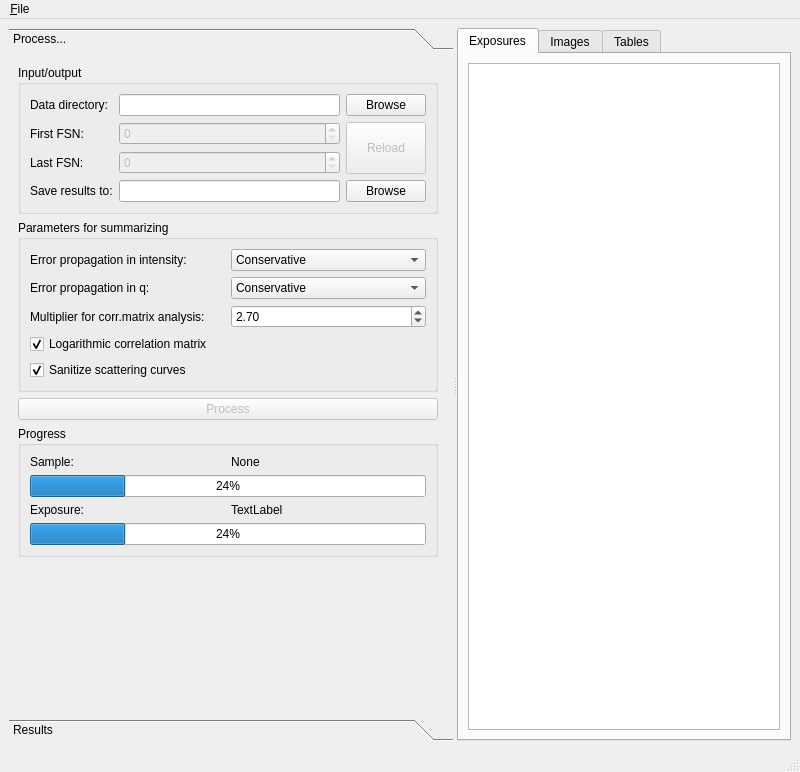
awacha/cct, file cct/processing/mainwindow/mainwindow.ui: the form before one commit.
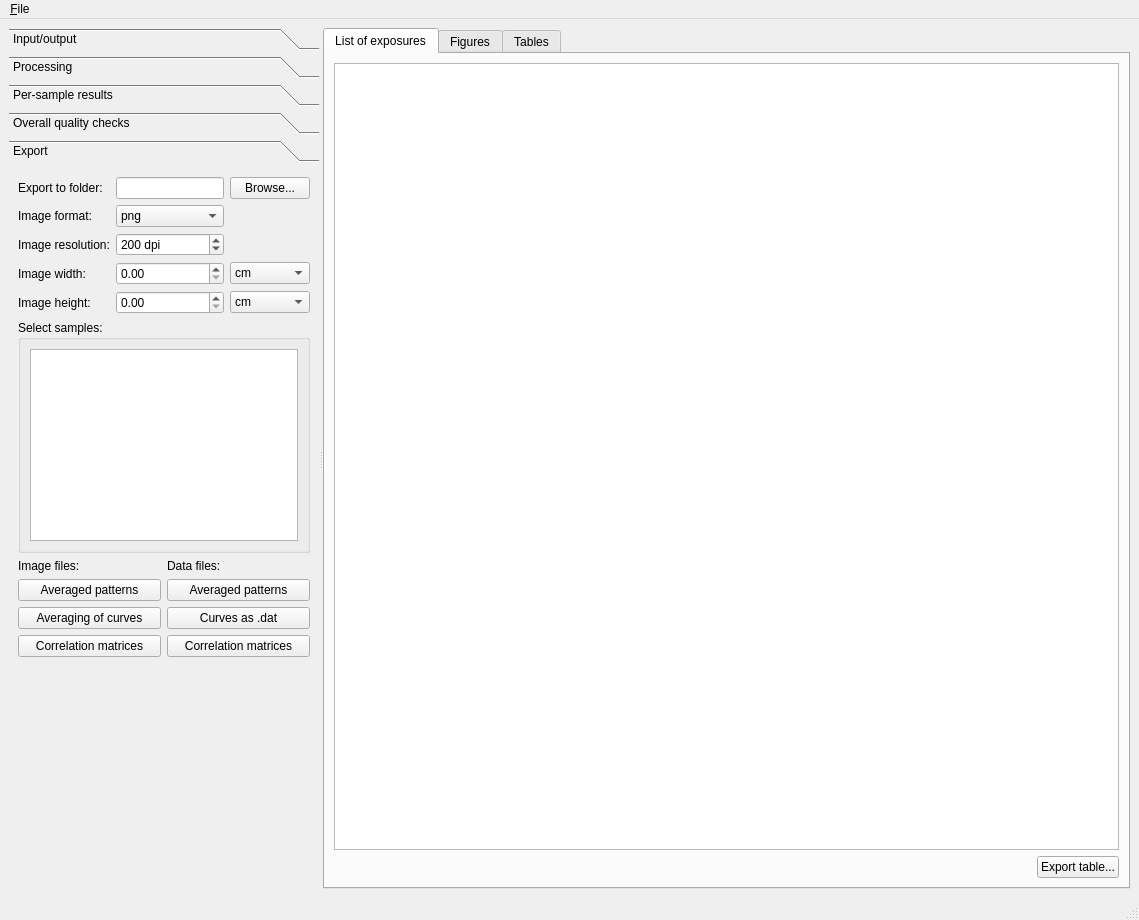
The form after the commit. The open tabs and pages were chosen to show the change. Icons and pictures are not drawn.

Diff of the .ui file:
```diff
--- a/cct/processing/mainwindow/mainwindow.ui
+++ b/cct/processing/mainwindow/mainwindow.ui
@@ -6,8 +6,8 @@
    <rect>
     <x>0</x>
     <y>0</y>
-    <width>800</width>
-    <height>772</height>
+    <width>1139</width>
+    <height>920</height>
    </rect>
   </property>
   <property name="windowTitle">
@@ -41,275 +41,167 @@
          <rect>
           <x>0</x>
           <y>0</y>
-          <width>395</width>
-          <height>648</height>
+          <width>354</width>
+          <height>703</height>
          </rect>
         </property>
         <attribute name="label">
-         <string>Process...</string>
+         <string>Input/output</string>
         </attribute>
         <layout class="QGridLayout" name="gridLayout">
+         <item row="3" column="0">
+          <widget class="QLabel" name="label_3">
+           <property name="text">
+            <string>Last FSN:</string>
+           </property>
+           <property name="buddy">
+            <cstring>lastFSNSpinBox</cstring>
+           </property>
+          </widget>
+         </item>
+         <item row="2" column="0">
+          <widget class="QLabel" name="label_2">
+           <property name="sizePolicy">
+            <sizepolicy hsizetype="Preferred" vsizetype="Minimum">
+             <horstretch>0</horstretch>
+             <verstretch>0</verstretch>
+            </sizepolicy>
+           </property>
+           <property name="text">
+            <string>First FSN:</string>
+           </property>
+           <property name="buddy">
+            <cstring>firstFSNSpinBox</cstring>
+           </property>
+          </widget>
+         </item>
+         <item row="1" column="0">
+          <widget class="QLabel" name="label">
+           <property name="text">
+            <string>Data directory:</string>
+           </property>
+           <property name="buddy">
+            <cstring>rootDirLineEdit</cstring>
+           </property>
+          </widget>
+         </item>
+         <item row="3" column="1">
+          <widget class="QSpinBox" name="lastFSNSpinBox">
+           <property name="enabled">
+            <bool>false</bool>
+           </property>
+           <property name="sizePolicy">
+            <sizepolicy hsizetype="MinimumExpanding" vsizetype="Minimum">
+             <horstretch>1</horstretch>
+             <verstretch>0</verstretch>
+            </sizepolicy>
+           </property>
+           <property name="maximum">
+            <number>999999</number>
+           </property>
+          </widget>
+         </item>
+         <item row="2" column="2" rowspan="2">
+          <widget class="QPushButton" name="reloadPushButton">
+           <property name="enabled">
+            <bool>false</bool>
+           </property>
+           <property name="sizePolicy">
+            <sizepolicy hsizetype="MinimumExpanding" vsizetype="Preferred">
+             <horstretch>0</horstretch>
+             <verstretch>0</verstretch>
+            </sizepolicy>
+           </property>
+           <property name="text">
+            <string>Reload</string>
+           </property>
+           <property name="icon">
+            <iconset theme="view-refresh">
+             <normaloff>../../../../../</normaloff>../../../../../</iconset>
+           </property>
+          </widget>
+         </item>
+         <item row="1" column="2">
+          <widget class="QPushButton" name="browsePushButton">
+           <property name="sizePolicy">
+            <sizepolicy hsizetype="Expanding" vsizetype="Fixed">
+             <horstretch>0</horstretch>
+             <verstretch>0</verstretch>
+            </sizepolicy>
+           </property>
+           <property name="text">
+            <string>Browse</string>
+           </property>
+           <property name="icon">
+            <iconset theme="document-open">
+             <normaloff>../../../../../</normaloff>../../../../../</iconset>
+           </property>
+          </widget>
+         </item>
+         <item row="1" column="1">
+          <widget class="QLineEdit" name="rootDirLineEdit">
+           <property name="sizePolicy">
+            <sizepolicy hsizetype="Expanding" vsizetype="Fixed">
+             <horstretch>1</horstretch>
+             <verstretch>0</verstretch>
+            </sizepolicy>
+           </property>
+           <property name="readOnly">
+            <bool>true</bool>
+           </property>
+          </widget>
+         </item>
+         <item row="2" column="1">
+          <widget class="QSpinBox" name="firstFSNSpinBox">
+           <property name="enabled">
+            <bool>false</bool>
+           </property>
+           <property name="sizePolicy">
+            <sizepolicy hsizetype="MinimumExpanding" vsizetype="Fixed">
+             <horstretch>1</horstretch>
+             <verstretch>0</verstretch>
+            </sizepolicy>
+           </property>
+           <property name="maximum">
+            <number>999999</number>
+           </property>
+          </widget>
+         </item>
          <item row="0" column="0">
-          <widget class="QGroupBox" name="groupBox_2">
-           <property name="title">
-            <string>Input/output</string>
+          <widget class="QLabel" name="label_4">
+           <property name="text">
+            <string>Save results to:</string>
            </property>
-           <layout class="QGridLayout" name="gridLayout_3">
-            <item row="0" column="0">
-             <widget class="QLabel" name="label">
-              <property name="text">
-               <string>Data directory:</string>
-              </property>
-             </widget>
-            </item>
-            <item row="2" column="0">
-             <widget class="QLabel" name="label_3">
-              <property name="text">
-               <string>Last FSN:</string>
-              </property>
-             </widget>
-            </item>
-            <item row="2" column="1">
-             <widget class="QSpinBox" name="lastFSNSpinBox">
-              <property name="enabled">
-               <bool>false</bool>
-              </property>
-              <property name="sizePolicy">
-               <sizepolicy hsizetype="MinimumExpanding" vsizetype="Minimum">
-                <horstretch>1</horstretch>
-                <verstretch>0</verstretch>
-               </sizepolicy>
-              </property>
-              <property name="maximum">
-               <number>999999</number>
-              </property>
-             </widget>
-            </item>
-            <item row="3" column="0">
-             <widget class="QLabel" name="label_4">
-              <property name="text">
-               <string>Save results to:</string>
-              </property>
-             </widget>
-            </item>
-            <item row="0" column="1">
-             <widget class="QLineEdit" name="rootDirLineEdit">
-              <property name="sizePolicy">
-               <sizepolicy hsizetype="Expanding" vsizetype="Fixed">
-                <horstretch>1</horstretch>
-                <verstretch>0</verstretch>
-               </sizepolicy>
-              </property>
-              <property name="readOnly">
-               <bool>true</bool>
-              </property>
-             </widget>
-            </item>
-            <item row="1" column="0">
-             <widget class="QLabel" name="label_2">
-              <property name="sizePolicy">
-               <sizepolicy hsizetype="Preferred" vsizetype="Minimum">
-                <horstretch>0</horstretch>
-                <verstretch>0</verstretch>
-               </sizepolicy>
-              </property>
-              <property name="text">
-               <string>First FSN:</string>
-              </property>
-             </widget>
-            </item>
-            <item row="3" column="1">
-             <widget class="QLineEdit" name="saveHDFLineEdit">
-              <property name="sizePolicy">
-               <sizepolicy hsizetype="Expanding" vsizetype="Fixed">
-                <horstretch>1</horstretch>
-                <verstretch>0</verstretch>
-               </sizepolicy>
-              </property>
-              <property name="readOnly">
-               <bool>true</bool>
-              </property>
-             </widget>
-            </item>
-            <item row="1" column="1">
-             <widget class="QSpinBox" name="firstFSNSpinBox">
-              <property name="enabled">
-               <bool>false</bool>
-              </property>
-              <property name="sizePolicy">
-               <sizepolicy hsizetype="MinimumExpanding" vsizetype="Fixed">
-                <horstretch>1</horstretch>
-                <verstretch>0</verstretch>
-               </sizepolicy>
-              </property>
-              <property name="maximum">
-               <number>999999</number>
-              </property>
-             </widget>
-            </item>
-            <item row="0" column="2">
-             <widget class="QPushButton" name="browsePushButton">
-              <property name="sizePolicy">
-               <sizepolicy hsizetype="Expanding" vsizetype="Fixed">
-                <horstretch>0</horstretch>
-                <verstretch>0</verstretch>
-               </sizepolicy>
-              </property>
-              <property name="text">
-               <string>Browse</string>
-              </property>
-              <property name="icon">
-               <iconset theme="document-open">
-                <normaloff>../../../../../</normaloff>../../../../../</iconset>
-              </property>
-             </widget>
-            </item>
-            <item row="1" column="2" rowspan="2">
-             <widget class="QPushButton" name="reloadPushButton">
-              <property name="enabled">
-               <bool>false</bool>
-              </property>
-              <property name="sizePolicy">
-               <sizepolicy hsizetype="MinimumExpanding" vsizetype="Preferred">
-                <horstretch>0</horstretch>
-                <verstretch>0</verstretch>
-               </sizepolicy>
-              </property>
-              <property name="text">
-               <string>Reload</string>
-              </property>
-              <property name="icon">
-               <iconset theme="view-refresh">
-                <normaloff>../../../../../</normaloff>../../../../../</iconset>
-              </property>
-             </widget>
-            </item>
-            <item row="3" column="2">
-             <widget class="QPushButton" name="browseHDFPushButton">
-              <property name="text">
-               <string>Browse</string>
-              </property>
-              <property name="icon">
-               <iconset theme="document-save-as">
-                <normaloff>../../../../../</normaloff>../../../../../</iconset>
-              </property>
-             </widget>
-            </item>
-           </layout>
+           <property name="buddy">
+            <cstring>saveHDFLineEdit</cstring>
+           </property>
           </widget>
          </item>
-         <item row="12" column="0">
-          <widget class="QGroupBox" name="groupBox">
-           <property name="title">
-            <string>Parameters for summarizing</string>
+         <item row="0" column="1">
+          <widget class="QLineEdit" name="saveHDFLineEdit">
+           <property name="sizePolicy">
+            <sizepolicy hsizetype="Expanding" vsizetype="Fixed">
+             <horstretch>1</horstretch>
+             <verstretch>0</verstretch>
+            </sizepolicy>
            </property>
-           <layout class="QGridLayout" name="gridLayout_4">
-            <item row="0" column="1">
-             <widget class="QComboBox" name="errorPropagationComboBox">
-              <property name="currentIndex">
-               <number>3</number>
-              </property>
-              <item>
-               <property name="text">
-                <string>Weighted</string>
-               </property>
-              </item>
-              <item>
-               <property name="text">
-                <string>Average of errors</string>
-               </property>
-              </item>
-              <item>
-               <property name="text">
-                <string>Squared (Gaussian)</string>
-               </property>
-              </item>
-              <item>
-               <property name="text">
-                <string>Conservative</string>
-               </property>
-              </item>
-             </widget>
-            </item>
-            <item row="1" column="1">
-             <widget class="QComboBox" name="abscissaErrorPropagationComboBox">
-              <property name="currentIndex">
-               <number>3</number>
-              </property>
-              <item>
-               <property name="text">
-                <string>Independent</string>
-               </property>
-              </item>
-              <item>
-               <property name="text">
-                <string>Linear</string>
-               </property>
-              </item>
-              <item>
-               <property name="text">
-                <string>Squared</string>
-               </property>
-              </item>
-              <item>
-               <property name="text">
-                <string>Conservative</string>
-               </property>
-              </item>
-             </widget>
-            </item>
-            <item row="0" column="0">
-             <widget class="QLabel" name="label_5">
-              <property name="text">
-               <string>Error propagation in intensity:</string>
-              </property>
-             </widget>
-            </item>
-            <item row="1" column="0">
-             <widget class="QLabel" name="label_6">
-              <property name="text">
-               <string>Error propagation in q:</string>
-              </property>
-             </widget>
-            </item>
-            <item row="4" column="0" colspan="2">
-             <widget class="QCheckBox" name="sanitizeCurvesCheckBox">
-              <property name="text">
-               <string>Sanitize scattering curves</string>
-              </property>
-              <property name="checked">
-               <bool>true</bool>
-              </property>
-             </widget>
-            </item>
-            <item row="3" column="0" colspan="2">
-             <widget class="QCheckBox" name="logarithmicCorrelMatrixCheckBox">
-              <property name="text">
-               <string>Logarithmic correlation matrix</string>
-              </property>
-              <property name="checked">
-               <bool>true</bool>
-              </property>
-             </widget>
-            </item>
-            <item row="2" column="0">
-             <widget class="QLabel" name="label_7">
-              <property name="text">
-               <string>Multiplier for corr.matrix analysis:</string>
-              </property>
-             </widget>
-            </item>
-            <item row="2" column="1">
-             <widget class="QDoubleSpinBox" name="stdMultiplierDoubleSpinBox">
-              <property name="value">
-               <double>2.700000000000000</double>
-              </property>
-             </widget>
-            </item>
-           </layout>
+           <property name="readOnly">
+            <bool>true</bool>
+           </property>
           </widget>
          </item>
-         <item row="15" column="0" colspan="2">
+         <item row="0" column="2">
+          <widget class="QPushButton" name="browseHDFPushButton">
+           <property name="text">
+            <string>Browse</string>
+           </property>
+           <property name="icon">
+            <iconset theme="document-save-as">
+             <normaloff>../../../../../</normaloff>../../../../../</iconset>
+           </property>
+          </widget>
+         </item>
+         <item row="16" column="0" colspan="3">
           <spacer name="verticalSpacer">
            <property name="orientation">
             <enum>Qt::Vertical</enum>
@@ -322,17 +214,23 @@
            </property>
           </spacer>
          </item>
-         <item row="13" column="0">
-          <widget class="QPushButton" name="processPushButton">
-           <property name="enabled">
-            <bool>false</bool>
-           </property>
-           <property name="sizePolicy">
-            <sizepolicy hsizetype="Expanding" vsizetype="Fixed">
-             <horstretch>0</horstretch>
-             <verstretch>0</verstretch>
-            </sizepolicy>
-           </property>
+        </layout>
+       </widget>
+       <widget class="QWidget" name="page_2">
+        <property name="geometry">
+         <rect>
+          <x>0</x>
+          <y>0</y>
+          <width>400</width>
+          <height>689</height>
+         </rect>
+        </property>
+        <attribute name="label">
+         <string>Processing</string>
+        </attribute>
+        <layout class="QGridLayout" name="gridLayout_3">
+         <item row="3" column="0" colspan="2">
+          <widget class="QCheckBox" name="logarithmicCorrelMatrixCheckBox">
            <property name="text">
             <string>Process</string>
            </property>
@@ -342,7 +240,7 @@
            </property>
           </widget>
          </item>
-         <item row="14" column="0">
+         <item row="6" column="0" colspan="2">
           <widget class="QGroupBox" name="progressGroupBox">
            <property name="title">
             <string>Progress</string>
@@ -393,6 +291,140 @@
            </layout>
           </widget>
          </item>
+         <item row="5" column="0" colspan="2">
+          <widget class="QPushButton" name="processPushButton">
+           <property name="enabled">
+            <bool>false</bool>
+           </property>
+           <property name="sizePolicy">
+            <sizepolicy hsizetype="Expanding" vsizetype="Fixed">
+             <horstretch>0</horstretch>
+             <verstretch>0</verstretch>
+            </sizepolicy>
+           </property>
+           <property name="text">
+            <string>Process</string>
+           </property>
+           <property name="icon">
+            <iconset theme="system-run">
+             <normaloff>../../../../../</normaloff>../../../../../</iconset>
+           </property>
+          </widget>
+         </item>
+         <item row="2" column="1">
+          <widget class="QDoubleSpinBox" name="stdMultiplierDoubleSpinBox">
+           <property name="value">
+            <double>2.700000000000000</double>
+           </property>
+          </widget>
+         </item>
+         <item row="4" column="0" colspan="2">
+          <widget class="QCheckBox" name="sanitizeCurvesCheckBox">
+           <property name="text">
+            <string>Sanitize scattering curves</string>
+           </property>
+           <property name="checked">
+            <bool>true</bool>
+           </property>
+          </widget>
+         </item>
+         <item row="1" column="0">
+          <widget class="QLabel" name="label_6">
+           <property name="text">
+            <string>Error propagation in q:</string>
+           </property>
+           <property name="buddy">
+            <cstring>abscissaErrorPropagationComboBox</cstring>
+           </property>
+          </widget>
+         </item>
+         <item row="0" column="0">
+          <widget class="QLabel" name="label_5">
+           <property name="text">
+            <string>Error propagation in intensity:</string>
+           </property>
+           <property name="buddy">
+            <cstring>errorPropagationComboBox</cstring>
+           </property>
+          </widget>
+         </item>
+         <item row="1" column="1">
+          <widget class="QComboBox" name="abscissaErrorPropagationComboBox">
+           <property name="currentIndex">
+            <number>3</number>
+           </property>
+           <item>
+            <property name="text">
+             <string>Independent</string>
+            </property>
+           </item>
+           <item>
+            <property name="text">
+             <string>Linear</string>
+            </property>
+           </item>
+           <item>
+            <property name="text">
+             <string>Squared</string>
+            </property>
+           </item>
+           <item>
+            <property name="text">
+             <string>Conservative</string>
+            </property>
+           </item>
+          </widget>
+         </item>
+         <item row="0" column="1">
+          <widget class="QComboBox" name="errorPropagationComboBox">
+           <property name="currentIndex">
+            <number>3</number>
+           </property>
+           <item>
+            <property name="text">
+             <string>Weighted</string>
+            </property>
+           </item>
+           <item>
+            <property name="text">
+             <string>Average of errors</string>
+            </property>
+           </item>
+           <item>
+            <property name="text">
+             <string>Squared (Gaussian)</string>
+            </property>
+           </item>
+           <item>
+            <property name="text">
+             <string>Conservative</string>
+            </property>
+           </item>
+          </widget>
+         </item>
+         <item row="2" column="0">
+          <widget class="QLabel" name="label_7">
+           <property name="text">
+            <string>Multiplier for corr.matrix analysis:</string>
+           </property>
+           <property name="buddy">
+            <cstring>stdMultiplierDoubleSpinBox</cstring>
+           </property>
+          </widget>
+         </item>
+         <item row="7" column="0" colspan="2">
+          <spacer name="verticalSpacer_3">
+           <property name="orientation">
+            <enum>Qt::Vertical</enum>
+           </property>
+           <property name="sizeHint" stdset="0">
+            <size>
+             <width>0</width>
+             <height>0</height>
+            </size>
+           </property>
+          </spacer>
+         </item>
         </layout>
        </widget>
        <widget class="QWidget" name="resultsPage">
@@ -405,7 +437,7 @@
          </rect>
         </property>
         <attribute name="label">
-         <string>Results</string>
+         <string>Per-sample results</string>
         </attribute>
         <layout class="QGridLayout" name="gridLayout_5">
          <item row="1" column="0">
@@ -480,8 +512,302 @@
          </item>
         </layout>
        </widget>
+       <widget class="QWidget" name="page">
+        <property name="geometry">
+         <rect>
+          <x>0</x>
+          <y>0</y>
+          <width>354</width>
+          <height>703</height>
+         </rect>
+        </property>
+        <attribute name="label">
+         <string>Overall quality checks</string>
+        </attribute>
+        <layout class="QGridLayout" name="gridLayout_4">
+         <item row="1" column="1">
+          <widget class="QPushButton" name="qcEmptyBeamPushButton">
+           <property name="text">
+            <string>Empty beam overview</string>
+           </property>
+          </widget>
+         </item>
+         <item row="1" column="0">
+          <widget class="QPushButton" name="qcExposureTimesPushButton">
+           <property name="text">
+            <string>Exposure times</string>
+           </property>
+          </widget>
+         </item>
+         <item row="0" column="0">
+          <widget class="QPushButton" name="qcVacuumFluxPushButton">
+           <property name="text">
+            <string>Vacuum / Flux</string>
+           </property>
+          </widget>
+         </item>
+         <item row="0" column="1">
+          <widget class="QPushButton" name="qcTransmissionsPushButton">
+           <property name="text">
+            <string>Transmissions</string>
+           </property>
+          </widget>
+         </item>
+         <item row="2" column="0" colspan="2">
+          <spacer name="verticalSpacer_4">
+           <property name="orientation">
+            <enum>Qt::Vertical</enum>
+           </property>
+           <property name="sizeHint" stdset="0">
+            <size>
+             <width>0</width>
+             <height>0</height>
+            </size>
+           </property>
+          </spacer>
+         </item>
+        </layout>
+       </widget>
+       <widget class="QWidget" name="page_3">
+        <property name="geometry">
+         <rect>
+          <x>0</x>
+          <y>0</y>
+          <width>354</width>
+          <height>703</height>
+         </rect>
+        </property>
+        <attribute name="label">
+         <string>Export</string>
+        </attribute>
+        <layout class="QGridLayout" name="gridLayout_7">
+         <item row="6" column="0" colspan="3">
+          <layout class="QGridLayout" name="gridLayout_8">
+           <item row="2" column="0">
+            <widget class="QPushButton" name="exportAveragedCurvesGraphPushButton">
+             <property name="text">
+              <string>Averaging of curves</string>
+             </property>
+            </widget>
+           </item>
+           <item row="1" column="1">
+            <widget class="QPushButton" name="exportAveraged2DDataPushButton">
+             <property name="text">
+              <string>Averaged patterns</string>
+             </property>
+            </widget>
+           </item>
+           <item row="3" column="0">
+            <widget class="QPushButton" name="exportCorrelMatricesGraphPushButton">
+             <property name="text">
+              <string>Correlation matrices</string>
+             </property>
+            </widget>
+           </item>
+           <item row="3" column="1">
+            <widget class="QPushButton" name="exportCorrelMatricesDataPushButton">
+             <property name="text">
+              <string>Correlation matrices</string>
+             </property>
+            </widget>
+           </item>
+           <item row="1" column="0">
+            <widget class="QPushButton" name="exportAveraged2DGraphPushButton">
+             <property name="text">
+              <string>Averaged patterns</string>
+             </property>
+            </widget>
+           </item>
+           <item row="2" column="1">
+            <widget class="QPushButton" name="exportAveragedCurvesDataPushButton">
+             <property name="text">
+              <string>Curves as .dat</string>
+             </property>
+            </widget>
+           </item>
+           <item row="0" column="0">
+            <widget class="QLabel" name="label_15">
+             <property name="text">
+              <string>Image files:</string>
+             </property>
+            </widget>
+           </item>
+           <item row="0" column="1">
+            <widget class="QLabel" name="label_16">
+             <property name="text">
+              <string>Data files:</string>
+             </property>
+            </widget>
+           </item>
+          </layout>
+         </item>
+         <item row="8" column="0" colspan="3">
+          <spacer name="verticalSpacer_5">
+           <property name="orientation">
+            <enum>Qt::Vertical</enum>
+           </property>
+           <property name="sizeHint" stdset="0">
+            <size>
+             <width>0</width>
+             <height>0</height>
+            </size>
+           </property>
+          </spacer>
+         </item>
+         <item row="0" column="0">
+          <widget class="QLabel" name="label_10">
+           <property name="text">
+            <string>Export to folder:</string>
+           </property>
+          </widget>
+         </item>
+         <item row="2" column="1">
+          <widget class="QSpinBox" name="exportImageResolutionSpinBox">
+           <property name="suffix">
+            <string> dpi</string>
+           </property>
+           <property name="minimum">
+            <number>10</number>
+           </property>
+           <property name="maximum">
+            <number>3000</number>
+           </property>
+           <property name="value">
+            <number>200</number>
+           </property>
+          </widget>
+         </item>
+         <item row="3" column="0">
+          <widget class="QLabel" name="label_13">
+           <property name="text">
+            <string>Image width:</string>
+           </property>
+          </widget>
+         </item>
+         <item row="1" column="1">
+          <widget class="QComboBox" name="exportImageFormatComboBox">
+           <item>
+            <property name="text">
+             <string>png</string>
+            </property>
+           </item>
+           <item>
+            <property name="text">
+             <string>pdf</string>
+            </property>
+           </item>
+           <item>
+            <property name="text">
+             <string>jpg</string>
+            </property>
+           </item>
+           <item>
+            <property name="text">
+             <string>eps</string>
+            </property>
+           </item>
+           <item>
+            <property name="text">
+             <string>tif</string>
+            </property>
+           </item>
+          </widget>
+         </item>
+         <item row="4" column="1">
+          <widget class="QDoubleSpinBox" name="exportImageHeightDoubleSpinBox">
+           <property name="maximum">
+            <double>100.000000000000000</double>
+           </property>
+          </widget>
+         </item>
+         <item row="0" column="1">
+          <widget class="QLineEdit" name="exportFolderLineEdit"/>
+         </item>
+         <item row="2" column="0">
+          <widget class="QLabel" name="label_12">
+           <property name="text">
+            <string>Image resolution:</string>
+           </property>
+          </widget>
+         </item>
+         <item row="1" column="0">
+          <widget class="QLabel" name="label_11">
+           <property name="text">
+            <string>Image format:</string>
+           </property>
+          </widget>
+         </item>
+         <item row="4" column="2">
+          <widget class="QComboBox" name="exportImageHeightUnitsComboBox">
+           <item>
+            <property name="text">
+             <string>cm</string>
+            </property>
+           </item>
+           <item>
+            <property name="text">
+             <string>inch</string>
+            </property>
+           </item>
+          </widget>
+         </item>
+         <item row="3" column="2">
+          <widget class="QComboBox" name="exportImageWidthUnitsComboBox">
+           <item>
+            <property name="text">
+             <string>cm</string>
+            </property>
+           </item>
+           <item>
+            <property name="text">
+             <string>inch</string>
+            </property>
+           </item>
+          </widget>
+         </item>
+         <item row="0" column="2">
+          <widget class="QPushButton" name="browseExportFolderPushButton">
+           <property name="text">
+            <string>Browse...</string>
+           </property>
+          </widget>
+         </item>
+         <item row="3" column="1">
+          <widget class="QDoubleSpinBox" name="exportImageWidthDoubleSpinBox">
+           <property name="maximum">
+            <double>100.000000000000000</double>
+           </property>
+          </widget>
+         </item>
+         <item row="4" column="0">
+          <widget class="QLabel" name="label_14">
+           <property name="text">
+            <string>Image height:</string>
+           </property>
+          </widget>
+         </item>
+         <item row="5" column="0" colspan="3">
+          <widget class="QGroupBox" name="groupBox">
+           <property name="title">
+            <string>Select samples:</string>
+           </property>
+           <layout class="QVBoxLayout" name="verticalLayout_5">
+            <item>
+             <widget class="QListWidget" name="sampleNameListWidget"/>
+            </item>
+           </layout>
+          </widget>
+         </item>
+        </layout>
+       </widget>
       </widget>
       <widget class="QWidget" name="rightContainer" native="true">
+       <property name="sizePolicy">
+        <sizepolicy hsizetype="Preferred" vsizetype="Preferred">
+         <horstretch>1</horstretch>
+         <verstretch>0</verstretch>
+        </sizepolicy>
+       </property>
        <layout class="QVBoxLayout" name="verticalLayout_4">
         <item>
          <widget class="QTabWidget" name="tabWidget">
@@ -496,7 +822,7 @@
             </sizepolicy>
            </property>
            <attribute name="title">
-            <string>Exposures</string>
+            <string>List of exposures</string>
            </attribute>
            <layout class="QVBoxLayout" name="verticalLayout">
             <item>
@@ -518,11 +844,35 @@
               </property>
              </widget>
             </item>
+            <item>
+             <layout class="QHBoxLayout" name="horizontalLayout">
+              <item>
+               <spacer name="horizontalSpacer">
+                <property name="orientation">
+                 <enum>Qt::Horizontal</enum>
+                </property>
+                <property name="sizeHint" stdset="0">
+                 <size>
+                  <width>40</width>
+                  <height>20</height>
+                 </size>
+                </property>
+               </spacer>
+              </item>
+              <item>
+               <widget class="QPushButton" name="exportHeaderTablePushButton">
+                <property name="text">
+                 <string>Export table...</string>
+                </property>
+               </widget>
+              </item>
+             </layout>
+            </item>
            </layout>
           </widget>
           <widget class="QWidget" name="figureContainerWidget">
            <attribute name="title">
-            <string>Images</string>
+            <string>Figures</string>
            </attribute>
           </widget>
           <widget class="QWidget" name="tableContainerWidget">
@@ -552,7 +902,7 @@
     <rect>
      <x>0</x>
      <y>0</y>
-     <width>800</width>
+     <width>1139</width>
      <height>22</height>
     </rect>
    </property>
```
Left out of the diff: 78 changed lines with no effect on the pictures.
